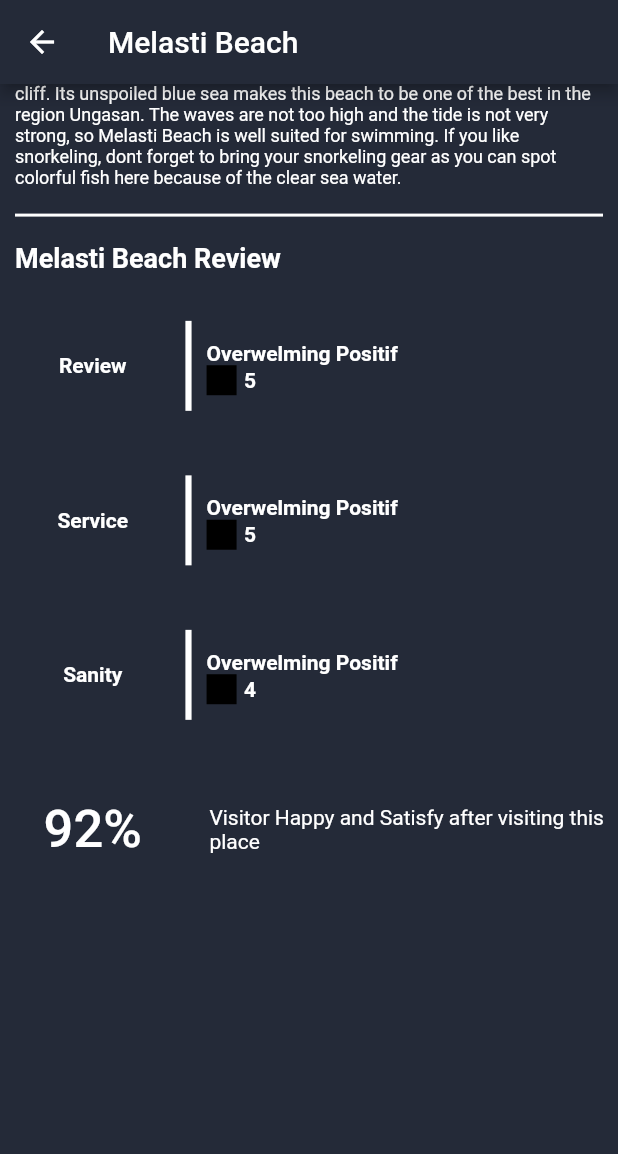
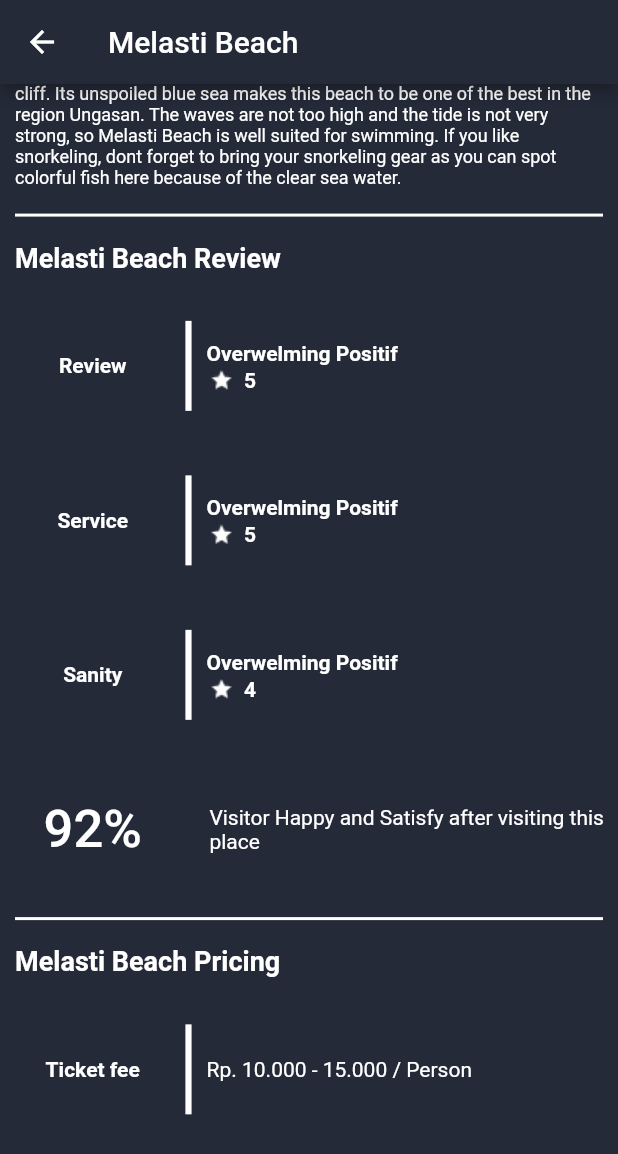
Before and after one commit to Radityaz/Walk_In, a Flutter app: the description screen opened directly, scrolled down 576 dp, on a phone screen of 412 x 824 dp. Shown: the top 1154 px of the screen. Run offline on Flutter 3.47's test engine with Material 2 defaults, Android fonts, the phone set to English and light mode, and no system bars.

Commit message:
8th commits

```diff
--- a/lib/description.dart
+++ b/lib/description.dart
@@ -50,7 +50,7 @@ class description extends StatelessWidget {
         height: MediaQuery.of(context).size.height * 0.87,
         child: SingleChildScrollView(child: Column(children: [
           SizedBox(height: MediaQuery.of(context).size.height * 0.50,),
-          Container(height: MediaQuery.of(context).size.height * 1.10, color: Color(0xFF242A38),
+          Container(height: MediaQuery.of(context).size.height * 1.60, color: Color(0xFF242A38),
           child: Column(
             crossAxisAlignment: CrossAxisAlignment.start,
             children: [
@@ -73,7 +73,7 @@ class description extends StatelessWidget {
                         Container( width: MediaQuery.of(context).size.width * 0.15, alignment: Alignment.center, child: Column(
                           mainAxisAlignment: MainAxisAlignment.center,
                           children: [
-                            Container(height: 40,width: 40,color: Colors.white,),
+                            Container(height: 40,width: 40, child: Image.asset(Tour.weather[id]),),
                             SizedBox(height: 5),
                             Text(Tour.temperature[id],style: TextStyle(color: Colors.white,fontWeight: FontWeight.bold))
                           ],
@@ -99,7 +99,7 @@ class description extends StatelessWidget {
                           children: [
                             Container( alignment: Alignment.bottomLeft, height: MediaQuery.of(context).size.height * 0.062, child: Text("Overwelming Positif",style: TextStyle(color: Colors.white,fontWeight: FontWeight.bold)),),
                             Container( alignment: Alignment.topCenter, height: MediaQuery.of(context).size.height * 0.062, child: Row(children: [
-                              Container(color: Colors.black, height: 20, width: 20,),
+                              Container(height: 20, width: 20,child: Image.asset("images/star.png")),
                               SizedBox(width: 5,),
                               Text(Tour.review[id],style: TextStyle(color: Colors.white,fontWeight: FontWeight.bold))
                             ],),),
@@ -109,7 +109,7 @@ class description extends StatelessWidget {
 
                     ),
                     ),
-                                        Container(height: MediaQuery.of(context).size.height * 0.125, child: Row(
+                      Container(height: MediaQuery.of(context).size.height * 0.125, child: Row(
                       crossAxisAlignment: CrossAxisAlignment.center, children: [
                         Container(alignment: Alignment.center, width: MediaQuery.of(context).size.width * 0.30, child: Text("Service",style: TextStyle(color: Colors.white,fontWeight: FontWeight.bold),),),
                         Container(height: 60 ,width: MediaQuery.of(context).size.width * 0.01, color: Colors.white,),
@@ -117,7 +117,7 @@ class description extends StatelessWidget {
                           children: [
                             Container( alignment: Alignment.bottomLeft, height: MediaQuery.of(context).size.height * 0.062, child: Text("Overwelming Positif",style: TextStyle(color: Colors.white,fontWeight: FontWeight.bold)),),
                             Container(alignment: Alignment.topCenter, height: MediaQuery.of(context).size.height * 0.062, child: Row(children: [
-                              Container(color: Colors.black, height: 20, width: 20,),
+                              Container(height: 20, width: 20, child: Image.asset("images/star.png"), ),
                               SizedBox(width: 5,),
                               Text(Tour.service[id],style: TextStyle(color: Colors.white,fontWeight: FontWeight.bold))
                             ],),),
@@ -135,7 +135,7 @@ class description extends StatelessWidget {
                           children: [
                             Container( alignment: Alignment.bottomLeft, height: MediaQuery.of(context).size.height * 0.062, child: Text("Overwelming Positif",style: TextStyle(color: Colors.white,fontWeight: FontWeight.bold)),),
                             Container(alignment: Alignment.topCenter, height: MediaQuery.of(context).size.height * 0.062, child: Row(children: [
-                              Container(color: Colors.black, height: 20, width: 20,),
+                              Container(height: 20, width: 20, child: Image.asset("images/star.png")),
                               SizedBox(width: 5,),
                               Text(Tour.sanity[id],style: TextStyle(color: Colors.white,fontWeight: FontWeight.bold))
                             ],),),
@@ -153,11 +153,58 @@ class description extends StatelessWidget {
                       ],
 
                     ),
+
                     ),
                 ],
-              ),)
-            ],
-          ), ),
+
+              ),
+
+              ),
+              Container( margin: EdgeInsets.only(left: 10,right: 10,bottom: 10), child: Divider(color: Colors.white, thickness: 2, )),
+               Container(margin: EdgeInsets.only(left: 10,right: 10,bottom: 10), child: Text(Tour.name[id] + " Pricing",style: TextStyle(color: Colors.white,fontWeight: FontWeight.bold,fontSize: 18))),
+               Container( width: MediaQuery.of(context).size.width ,height: MediaQuery.of(context).size.height * 0.50 , child: Column(
+                children: [
+                    Container(height: MediaQuery.of(context).size.height * 0.125, child: Row(
+                      crossAxisAlignment: CrossAxisAlignment.center, children: [
+                        Container(alignment: Alignment.center, width: MediaQuery.of(context).size.width * 0.30, child: Text("Ticket fee",style: TextStyle(color: Colors.white,fontWeight: FontWeight.bold),),),
+                        Container(height: 60 ,width: MediaQuery.of(context).size.width * 0.01, color: Colors.white,),
+                        Container( margin: EdgeInsets.only(left: 10), width: MediaQuery.of(context).size.width * 0.65, child: Text(Tour.ticket[id],style: TextStyle(color: Colors.white),)
+
+
+                        ,)
+                      ],
+
+                    ),
+                    ),
+                      Container(height: MediaQuery.of(context).size.height * 0.125, child: Row(
+                      crossAxisAlignment: CrossAxisAlignment.center, children: [
+                        Container(alignment: Alignment.center, width: MediaQuery.of(context).size.width * 0.30, child: Text("Hotel Price",style: TextStyle(color: Colors.white,fontWeight: FontWeight.bold),),),
+                        Container(height: 60 ,width: MediaQuery.of(context).size.width * 0.01, color: Colors.white,),
+                        Container( margin: EdgeInsets.only(left: 10), width: MediaQuery.of(context).size.width * 0.65, child: Text(Tour.hotel[id],style: TextStyle(color: Colors.white),)
+
+                        ),
+                      ],
+
+                    ),
+                    ),
+                      Container(height: MediaQuery.of(context).size.height * 0.125, child: Row(
+                      crossAxisAlignment: CrossAxisAlignment.center, children: [
+                        Container(alignment: Alignment.center, width: MediaQuery.of(context).size.width * 0.30, child: Text("Food Serving",style: TextStyle(color: Colors.white,fontWeight: FontWeight.bold),),),
+                        Container(height: 60 ,width: MediaQuery.of(context).size.width * 0.01, color: Colors.white,),
+                        Container( margin: EdgeInsets.only(left: 10), width: MediaQuery.of(context).size.width * 0.65, child: Text(Tour.food[id],style: TextStyle(color: Colors.white),)
+                        ),
+                      ],
+
+                    ),
+                    ),
+
+                ],
+
+              ),
+          )],
+
+          ),
+          ),
         ],),),
       )
       ]),
--- a/lib/model.dart
+++ b/lib/model.dart
@@ -106,25 +106,25 @@ class Tour {
 
   static final List<String> weather = [
      //Beach
-     "sunnycloudy.jpg",
-     "sunnycloudy.jpg",
-     "sunnycloudy.jpg",
-     "cloudy.jpg",
-     "cloudy.jpg",
+     "images/sunnycloudy.jpg",
+     "images/sunnycloudy.jpg",
+     "images/sunnycloudy.jpg",
+     "images/cloudy.jpg",
+     "images/cloudy.jpg",
 
      //Monument
-      "cloudy.jpg",
-      "cloudy.jpg",
-      "sunnycloudy.jpg",
-      "cloudy.jpg",
-      "raining.jpg",
+      "images/cloudy.jpg",
+      "images/cloudy.jpg",
+      "images/sunnycloudy.jpg",
+      "images/cloudy.jpg",
+      "images/raining.jpg",
 
       //Mountain
-      "raining.jpg",
-      "cloudy.jpg",
-      "cloudy.jpg",
-      "cloudy.jpg",
-      "cloudy.jpg"
+      "images/raining.jpg",
+      "images/cloudy.jpg",
+      "images/cloudy.jpg",
+      "images/cloudy.jpg",
+      "images/cloudy.jpg"
   ];
 
   static final List<String> temperature = [
--- /dev/null
+++ b/lib/model/user.dart
@@ -0,0 +1,13 @@
+import 'package:flutter/foundation.dart';
+
+class UserModel with ChangeNotifier {
+  String _name = "hello";
+
+  String get name => _name;
+
+  void setname (String name) {
+    _name = name;
+    notifyListeners();
+  }
+
+}
--- a/lib/prelogin2.dart
+++ b/lib/prelogin2.dart
@@ -65,7 +65,7 @@ class _prelogin2State extends State<prelogin2> {
                     height: 50,
                     child: ElevatedButton(
                         onPressed: (() {
-                          Navigator.push(context,
+                          Navigator.pushReplacement(context,
                               MaterialPageRoute(builder: (context) => LoginPage()));
                         }),
                         child: Row(
--- a/lib/search.dart
+++ b/lib/search.dart
@@ -18,8 +18,8 @@ class _searchState extends State<search> {
       backgroundColor: Color(0xFF242A38),
        appBar: AppBar( backgroundColor: Color(0xFF242A38) ,title: Text("WALK IN"), automaticallyImplyLeading: false,),
       body: Column(children: [
-        Container( margin: EdgeInsets.all(10), width: MediaQuery.of(context).size.width,color: Colors.white, height: 30, ),
-        Container(margin: EdgeInsets.only(left: 10,right: 10),  height: MediaQuery.of(context).size.height * 0.70,
+
+        Container(margin: EdgeInsets.only(left: 10,right: 10),  height: MediaQuery.of(context).size.height * 0.76,
           child: ListView.builder( scrollDirection: Axis.vertical, itemCount: Tour.id.length, itemBuilder: (context, index) =>
           Align(
             child: Container( margin: EdgeInsets.only(top: 15), height: MediaQuery.of(context).size.height * 0.15, color: Color(0xFF171B23),child: Row(children: [
@@ -36,7 +36,7 @@ class _searchState extends State<search> {
 
                   height: 40,
                   width: 40,
-                  color: Colors.white,
+                  child: Image.asset("images/button.png"),
                   ),
               ),
             ]),),
```
Also changed, not shown: lib/homescreen.dart (+20 -6 lines), lib/login.dart (+17 -8 lines), lib/main.dart (+16 -38 lines), lib/signup.dart (added, +112 -0 lines), lib/splashscreen.dart (added, +46 -0 lines), lib/user.dart (added, +34 -0 lines), pubspec.yaml (+8 -0 lines), images/button.png (added), images/cloudy.jpg (added), images/raining.jpg (added), images/star.png (added), images/sunny.jpg (added), images/sunnycloudy.jpg (added), images/user.png (added), 1 more files.
